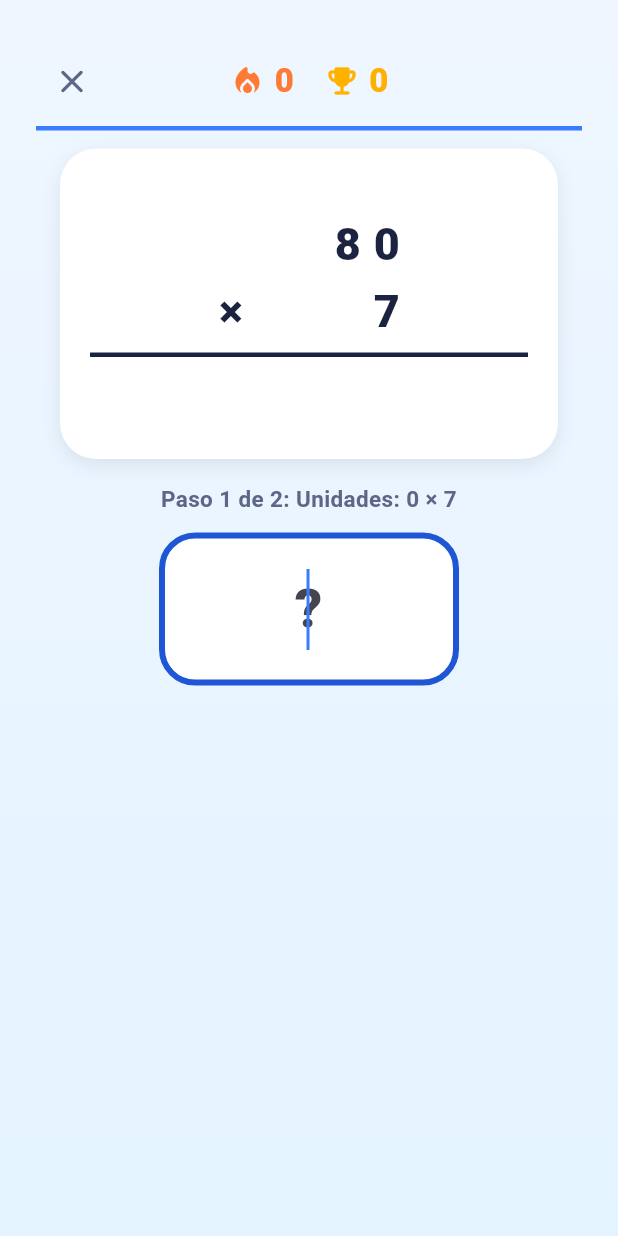
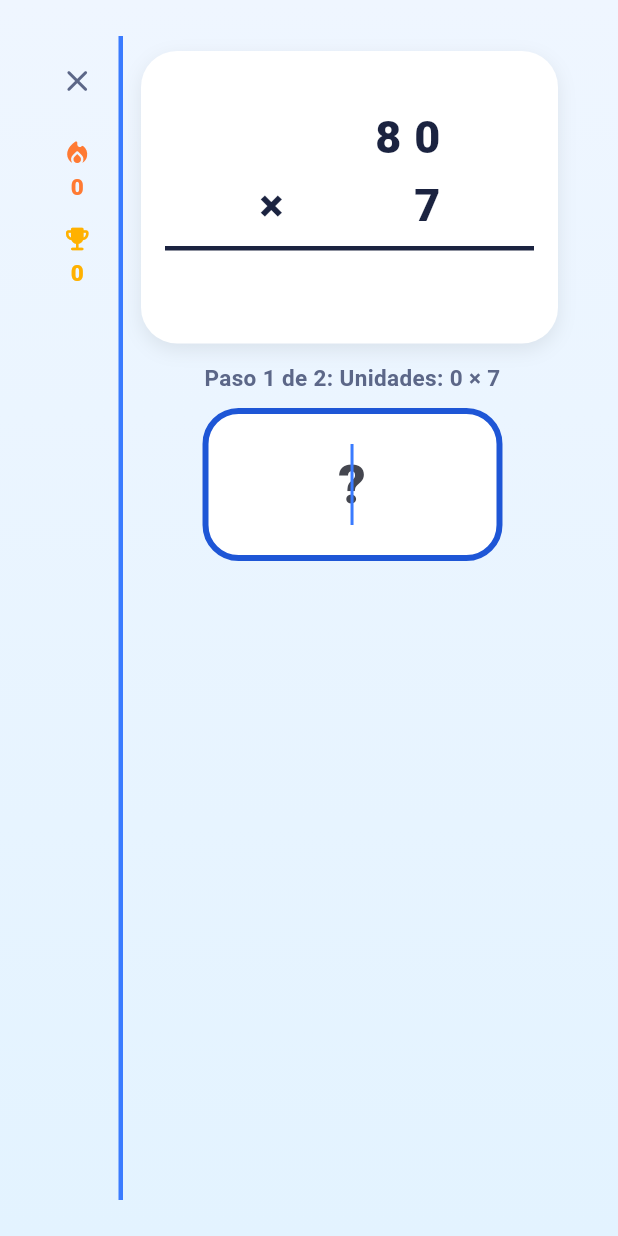
Before and after one commit to BSanFrancisco/EnColumna, a Flutter app: the screen it shows after launch, after a tap on "2 cifras × 1 cifra", on a phone screen of 412 x 824 dp. Run offline on Flutter 3.47's test engine with Material 3 defaults, Android fonts, the phone set to English and light mode, and no system bars; our stand-ins replace shared_preferences.

Commit message:
Fix: la cuenta ya no desaparece al abrir el teclado en el celular

```diff
--- a/lib/screens/game_screen.dart
+++ b/lib/screens/game_screen.dart
@@ -248,20 +248,30 @@ class _GameScreenState extends State<GameScreen> {
       canPop: false,
       child: Scaffold(
         body: AppBackground(
-          child: Column(
+          child: Row(
+            crossAxisAlignment: CrossAxisAlignment.stretch,
             children: <Widget>[
-              _StreakBar(
+              // La barra de racha/récord/salir ahora va vertical, en
+              // una franja angosta a la izquierda: así libera todo el
+              // ancho de arriba para que la cuenta pueda subir más y
+              // quede más lugar disponible cuando el teclado del
+              // celular se despliega.
+              _SideBar(
                 streak: _streak,
                 record: _record,
                 onClose: _onExitPressed,
               ),
-              // La cuenta queda SIEMPRE visible, fija arriba, fuera de
-              // la zona que se achica/desplaza cuando aparece el
-              // teclado en el celular: si estuviera adentro de esa
-              // zona, al abrirse el teclado terminaba empujada fuera
-              // de la pantalla (justo lo que reportó el usuario).
+              Expanded(
+                child: Column(
+                  children: <Widget>[
+                    // La cuenta queda SIEMPRE visible, fija arriba,
+                    // fuera de la zona que se achica/desplaza cuando
+                    // aparece el teclado en el celular: si estuviera
+                    // adentro de esa zona, al abrirse el teclado
+                    // terminaba empujada fuera de la pantalla (justo
+                    // lo que reportó el usuario).
                     Padding(
-                padding: const EdgeInsets.fromLTRB(16, 12, 16, 0),
+                      padding: const EdgeInsets.fromLTRB(12, 10, 16, 0),
                       child: _VerticalProblem(
                         problem: _problem,
                         stepIndex: _stepIndex,
@@ -269,21 +279,25 @@ class _GameScreenState extends State<GameScreen> {
                         enteredText: _lastEnteredText,
                       ),
                     ),
-              // Solo esta zona de abajo (cartel + input + feedback +
-              // botón) se ajusta y hace scroll cuando el teclado se
-              // despliega; como la cuenta ya no vive acá adentro, no
-              // hay riesgo de que desaparezca de la vista.
+                    // Solo esta zona de abajo (cartel + input +
+                    // feedback + botón) se ajusta y hace scroll cuando
+                    // el teclado se despliega; como la cuenta ya no
+                    // vive acá adentro, no hay riesgo de que
+                    // desaparezca de la vista.
                     Expanded(
                       child: SingleChildScrollView(
                         child: Center(
                           child: Padding(
-                      padding: const EdgeInsets.symmetric(vertical: 16),
+                            padding: const EdgeInsets.symmetric(
+                              vertical: 12,
+                            ),
                             child: Column(
                               mainAxisSize: MainAxisSize.min,
                               children: <Widget>[
                                 Text(
                                   'Paso ${_stepIndex + 1} de '
-                            '${_problem.steps.length}: ${_labelFor(currentStep)}',
+                                  '${_problem.steps.length}: '
+                                  '${_labelFor(currentStep)}',
                                   textAlign: TextAlign.center,
                                   style: const TextStyle(
                                     fontSize: 15,
@@ -291,7 +305,7 @@ class _GameScreenState extends State<GameScreen> {
                                     color: AppColors.textMuted,
                                   ),
                                 ),
-                          const SizedBox(height: 12),
+                                const SizedBox(height: 10),
                                 SizedBox(
                                   width: 200,
                                   child: TextField(
@@ -320,7 +334,7 @@ class _GameScreenState extends State<GameScreen> {
                                     onSubmitted: _submit,
                                   ),
                                 ),
-                          const SizedBox(height: 16),
+                                const SizedBox(height: 12),
                                 SizedBox(
                                   height: 32,
                                   child: _feedback == _Feedback.none
@@ -334,13 +348,15 @@ class _GameScreenState extends State<GameScreen> {
                                           style: TextStyle(
                                             fontSize: 18,
                                             fontWeight: FontWeight.w800,
-                                      color: _feedback == _Feedback.correct
+                                            color:
+                                                _feedback == _Feedback.correct
                                                     ? AppColors.leafGreenDark
                                                     : AppColors.errorRed,
                                           ),
                                         ),
                                 ),
-                          if (_feedback == _Feedback.incorrect) ...<Widget>[
+                                if (_feedback ==
+                                    _Feedback.incorrect) ...<Widget>[
                                   const SizedBox(height: 8),
                                   SizedBox(
                                     width: 260,
@@ -361,15 +377,21 @@ class _GameScreenState extends State<GameScreen> {
                   ],
                 ),
               ),
+            ],
+          ),
+        ),
       ),
     );
   }
 }
 
-/// Barra superior: racha actual, récord de la dificultad elegida, y
-/// botón para salir (con confirmación, ver [GameScreen._onExitPressed]).
-class _StreakBar extends StatelessWidget {
-  const _StreakBar({
+/// Franja lateral izquierda, angosta: racha actual, récord de la
+/// dificultad elegida, y botón para salir (con confirmación, ver
+/// [GameScreen._onExitPressed]). Va vertical (en vez de una barra
+/// horizontal arriba de todo) para dejarle más alto disponible a la
+/// cuenta, sobre todo con el teclado del celular abierto.
+class _SideBar extends StatelessWidget {
+  const _SideBar({
     required this.streak,
     required this.record,
     required this.onClose,
@@ -379,51 +401,47 @@ class _StreakBar extends StatelessWidget {
   final int record;
   final VoidCallback onClose;
 
+  static const double _width = 58;
+
   @override
   Widget build(BuildContext context) {
     return Container(
+      width: _width,
       padding: const EdgeInsets.symmetric(vertical: 6),
       decoration: const BoxDecoration(
         border: Border(
-          bottom: BorderSide(color: AppColors.primaryBlue, width: 3),
+          right: BorderSide(color: AppColors.primaryBlue, width: 3),
         ),
       ),
-      child: Row(
+      child: Column(
         children: <Widget>[
           IconButton(
             onPressed: onClose,
-            icon: const Icon(Icons.close_rounded, size: 26),
+            icon: const Icon(Icons.close_rounded, size: 24),
             color: AppColors.textMuted,
+            padding: EdgeInsets.zero,
+            constraints: const BoxConstraints(minWidth: 40, minHeight: 40),
           ),
-          Expanded(
-            child: Row(
-              mainAxisAlignment: MainAxisAlignment.center,
-              children: <Widget>[
-                _StatChip(
+          const SizedBox(height: 14),
+          _VerticalStatChip(
             icon: Icons.local_fire_department_rounded,
             label: '$streak',
             color: AppColors.emberOrange,
           ),
-                const SizedBox(width: 20),
-                _StatChip(
+          const SizedBox(height: 14),
+          _VerticalStatChip(
             icon: Icons.emoji_events_rounded,
             label: '$record',
             color: AppColors.trophyGold,
           ),
         ],
       ),
-          ),
-          // Espaciador para compensar el ancho del botón de cerrar y
-          // que los chips queden centrados de verdad en la barra.
-          const SizedBox(width: 48),
-        ],
-      ),
     );
   }
 }
 
-class _StatChip extends StatelessWidget {
-  const _StatChip({
+class _VerticalStatChip extends StatelessWidget {
+  const _VerticalStatChip({
     required this.icon,
     required this.label,
     required this.color,
@@ -435,15 +453,15 @@ class _StatChip extends StatelessWidget {
 
   @override
   Widget build(BuildContext context) {
-    return Row(
+    return Column(
       mainAxisSize: MainAxisSize.min,
       children: <Widget>[
-        Icon(icon, color: color, size: 24),
-        const SizedBox(width: 6),
+        Icon(icon, color: color, size: 20),
+        const SizedBox(height: 2),
         Text(
           label,
           style: TextStyle(
-            fontSize: 22,
+            fontSize: 15,
             fontWeight: FontWeight.w800,
             color: color,
           ),
@@ -697,7 +715,7 @@ class _VerticalProblem extends StatelessWidget {
     }
 
     return Container(
-      padding: const EdgeInsets.symmetric(horizontal: 20, vertical: 18),
+      padding: const EdgeInsets.symmetric(horizontal: 16, vertical: 12),
       decoration: BoxDecoration(
         color: AppColors.cardWhite,
         borderRadius: BorderRadius.circular(24),
```
Also changed, not shown: 2 other files. Lines whose indentation alone changed are shown as unchanged.
